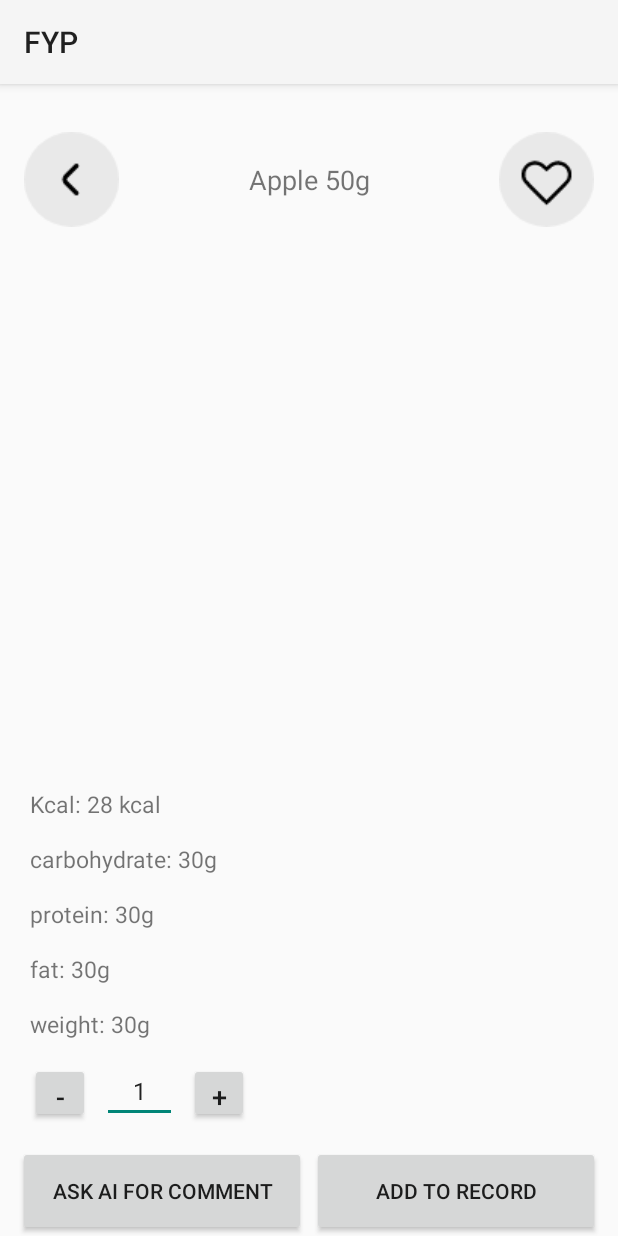
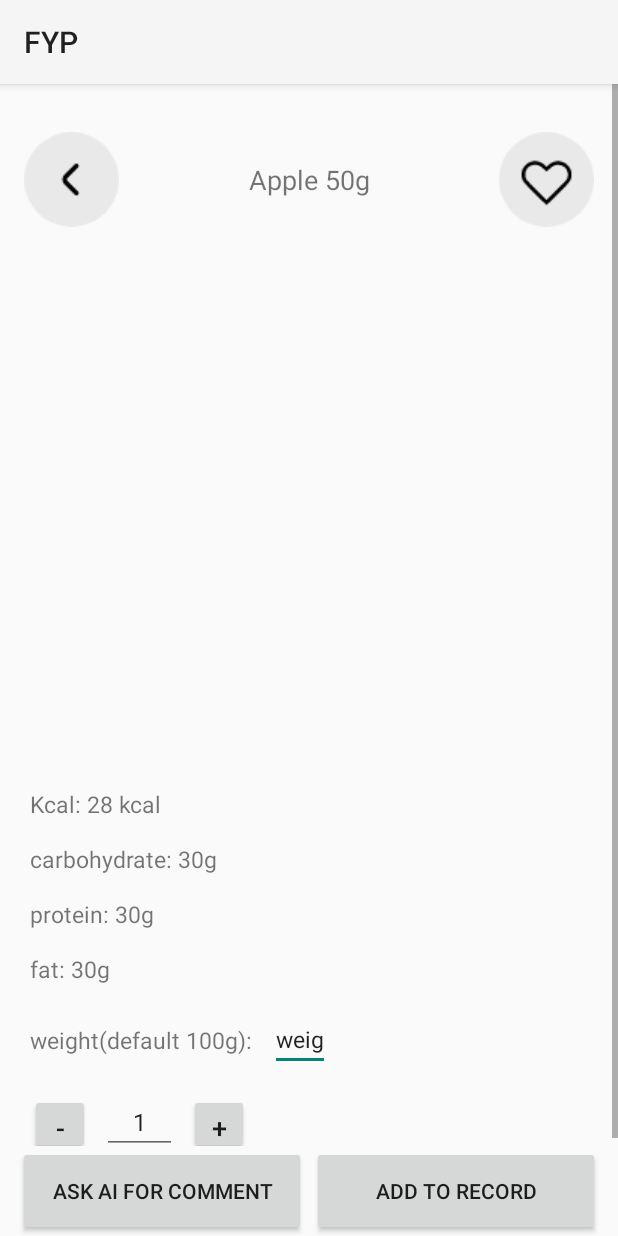
Before and after one commit to hugopun315/fyp, an Android app built with Jetpack Compose: the foodDetails screen opened directly, with no data from a screen before it, on a phone screen of 412 x 824 dp. Run offline under Robolectric (Android 15) with nearby library versions, the phone set to English and light mode, and no system bars; our stand-ins replace Firebase (no records; nobody signed in at launch, a user with empty details on screens opened directly); pictures from the network do not load.

Commit message:
09/03/25 fix bug in upload food record and monthly report

```diff
--- a/app/src/main/java/com/example/fyp/adapter/FoodAdapter.kt
+++ b/app/src/main/java/com/example/fyp/adapter/FoodAdapter.kt
@@ -43,6 +43,7 @@ class FoodAdapter(private val context: Context, private val foodList: List<Food>
                 putExtra("fat", item.fat.toString())
                 putExtra("cal", item.calories.toString())
                 putExtra("weight", item.weight.toString())
+                putExtra("qty", item.qty)
                 putExtra("time", time) // Pass the time extra
                 putExtra("date", date)
                 putExtra("key", item.key)
--- a/app/src/main/res/layout/activity_food_details.xml
+++ b/app/src/main/res/layout/activity_food_details.xml
@@ -108,14 +108,34 @@
                 android:text="fat: 30g"
                 android:textSize="15sp" />
 
-            <TextView
-                android:id="@+id/weight"
-                android:layout_width="wrap_content"
+            <androidx.constraintlayout.widget.ConstraintLayout
+                android:layout_width="match_parent"
                 android:layout_height="wrap_content"
                 android:layout_marginStart="20dp"
-                android:layout_marginTop="15dp"
-                android:text="weight: 30g"
-                android:textSize="15sp" />
+                android:layout_marginTop="15dp">
+
+                <TextView
+                    android:id="@+id/weight_label"
+                    android:layout_width="wrap_content"
+                    android:layout_height="wrap_content"
+                    android:text="weight(default 100g): "
+                    android:textSize="15sp"
+                    app:layout_constraintStart_toStartOf="parent"
+                    app:layout_constraintTop_toTopOf="parent"
+                    app:layout_constraintBottom_toBottomOf="parent" />
+                <EditText
+                    android:id="@+id/weight"
+                    android:layout_width="wrap_content"
+                    android:layout_height="wrap_content"
+                    android:text="weight: 30g"
+                    android:inputType="number"
+                    android:maxLength="4"
+                    android:textSize="15sp"
+                    app:layout_constraintStart_toEndOf="@id/weight_label"
+                    app:layout_constraintTop_toTopOf="parent"
+                    app:layout_constraintBottom_toBottomOf="parent"
+                    android:layout_marginStart="8dp" />
+            </androidx.constraintlayout.widget.ConstraintLayout>
 
             <LinearLayout
                 android:layout_width="wrap_content"
```
Also changed, not shown: app/src/main/java/com/example/fyp/MonthlyReport.kt (+8 -3 lines), app/src/main/java/com/example/fyp/foodDetails.kt (+209 -32 lines).
